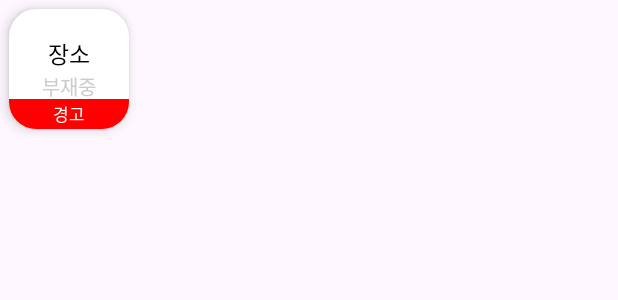
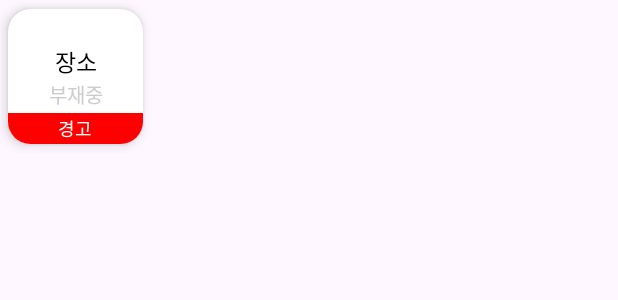
Before and after one commit to tlzbfl001/MonitoringApp, an Android app: the layout item_device.xml on its own in the app's theme, with its tools: preview values and no code run, on a phone screen of 412 x 824 dp. Shown: the top 300 px of the screen. Run offline under Robolectric (Android 15) with nearby library versions, the phone set to English and light mode, and no system bars.

Commit message:
feat: 메인화면 사용자별 등록된 기기 UI 개발

```diff
--- a/app/src/main/java/com/aitronbiz/arron/view/home/AddDeviceFragment.kt
+++ b/app/src/main/java/com/aitronbiz/arron/view/home/AddDeviceFragment.kt
@@ -15,6 +15,7 @@ import com.aitronbiz.arron.R
 import com.aitronbiz.arron.database.DataManager
 import com.aitronbiz.arron.databinding.FragmentAddDeviceBinding
 import com.aitronbiz.arron.entity.Device
+import com.aitronbiz.arron.entity.EnumData
 import com.aitronbiz.arron.util.CustomUtil.replaceFragment1
 import com.aitronbiz.arron.util.CustomUtil.selectedSubject
 import java.time.LocalDateTime
--- a/app/src/main/java/com/aitronbiz/arron/view/home/MainFragment.kt
+++ b/app/src/main/java/com/aitronbiz/arron/view/home/MainFragment.kt
@@ -145,7 +145,6 @@ class MainFragment : Fragment() {
             switchEnergyButtonStyle(onOff4, binding.btnMicrowave, binding.ivMicrowave, binding.energyStatus4, binding.energyType4)
         }
 
-//        setupProfileView()
         subjectView()
         activityView()
         toggleActivityView()
@@ -161,6 +160,7 @@ class MainFragment : Fragment() {
         val subjects = dataManager.getSubjects(AppController.prefs.getUserPrefs())
 
         if(subjects.isNotEmpty()) {
+            binding.tvSubjectCnt.text = "등록된 대상자 : ${subjects.size}명"
             binding.recyclerView.visibility = View.VISIBLE
 
             subjectAdapter = SubjectAdapter(subjects)
@@ -185,6 +185,7 @@ class MainFragment : Fragment() {
         binding.recyclerView2.layoutManager = LinearLayoutManager(requireContext(), LinearLayoutManager.HORIZONTAL, false)
 
         val devices = dataManager.getDevices(subjectId)
+        binding.tvDeviceCnt.text = "등록된 장소 : ${devices.size}개"
 
         if(devices.isNotEmpty()) {
             binding.recyclerView2.visibility = View.VISIBLE
--- a/app/src/main/res/layout/fragment_main.xml
+++ b/app/src/main/res/layout/fragment_main.xml
@@ -122,7 +122,7 @@
                 android:layout_width="wrap_content"
                 android:layout_height="wrap_content"
                 android:layout_marginLeft="15dp"
-                android:layout_marginTop="15dp"
+                android:layout_marginTop="12dp"
                 android:text="등록된 기기 : 0"
                 android:textSize="13dp"
                 android:textColor="#AAAAAA"
--- a/app/src/main/res/layout/item_device.xml
+++ b/app/src/main/res/layout/item_device.xml
@@ -8,17 +8,32 @@
     android:id="@+id/container"
     android:layout_width="wrap_content"
     android:layout_height="wrap_content"
-    android:layout_margin="6dp"
-    app:cardCornerRadius="18dp"
+    android:layout_marginTop="6dp"
+    android:layout_marginLeft="5dp"
+    android:layout_marginBottom="6dp"
+    android:layout_marginRight="10dp"
+    app:cardCornerRadius="15dp"
     app:cardElevation="5dp"
     app:cardBackgroundColor="@android:color/white"
     app:layout_constraintTop_toTopOf="parent"
     app:layout_constraintStart_toStartOf="parent"
     app:layout_constraintEnd_toEndOf="parent"
-      app:layout_constraintBottom_toBottomOf="parent">
+    app:layout_constraintBottom_toBottomOf="parent">
     <androidx.constraintlayout.widget.ConstraintLayout
-      android:layout_width="80dp"
-      android:layout_height="80dp">
+      android:layout_width="90dp"
+      android:layout_height="90dp">
+      <ImageView
+        android:id="@+id/checkIcon"
+        android:layout_width="20dp"
+        android:layout_height="20dp"
+        android:background="@drawable/oval_outline_black"
+        android:src="@drawable/ic_check"
+        android:visibility="gone"
+        android:layout_margin="2dp"
+        android:padding="4dp"
+        app:tint="#47D011"
+        app:layout_constraintTop_toTopOf="parent"
+        app:layout_constraintEnd_toEndOf="parent"/>
       <TextView
         android:id="@+id/tvName"
         android:layout_width="wrap_content"
@@ -50,7 +65,7 @@
           android:paddingBottom="1dp"
         android:gravity="center"
           android:text="경고"
-        android:textSize="11sp"
+        android:textSize="12sp"
         android:textColor="@android:color/white"
         android:textAlignment="center"
         android:background="#FF0000"
```
Also changed, not shown: app/src/main/java/com/aitronbiz/arron/adapter/DeviceAdapter.kt (+11 -1 lines), app/src/main/res/layout/fragment_settings.xml (+22 -64 lines).
